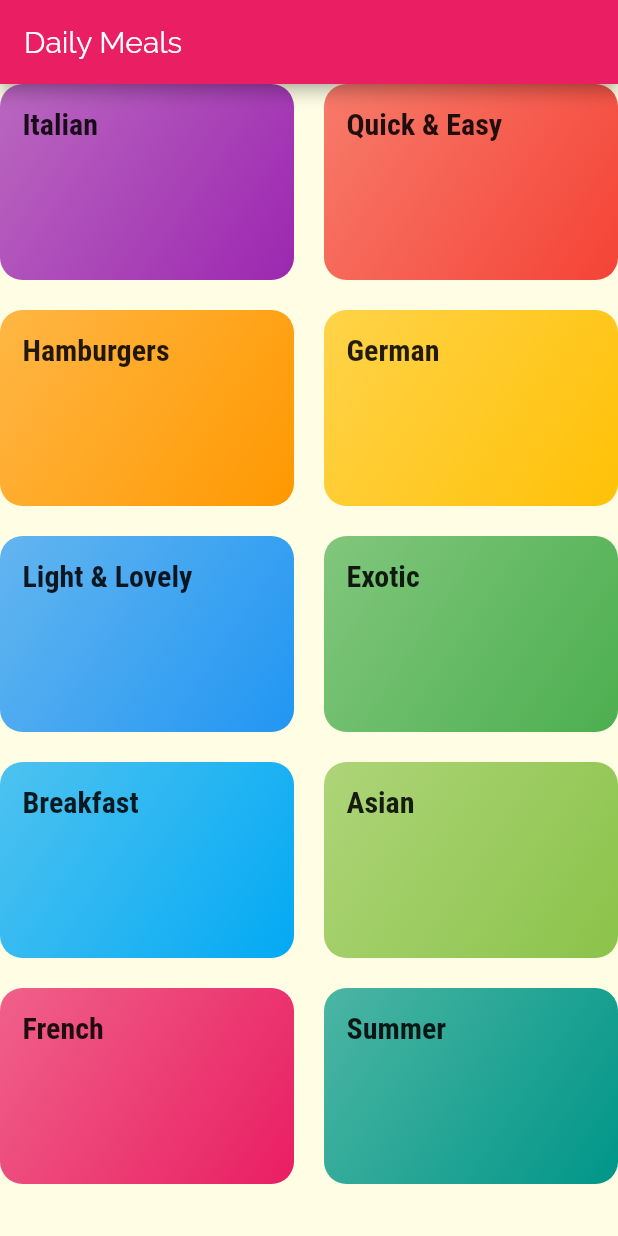
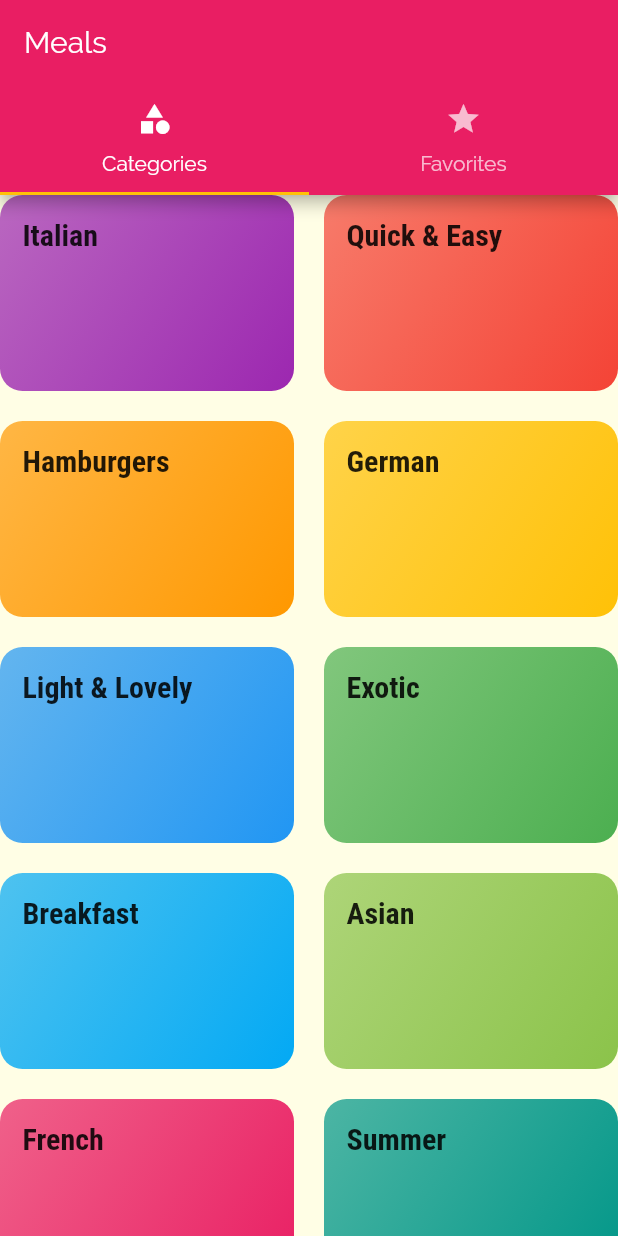
Before and after one commit to arifpurwandaru/meals_app, a Flutter app: the screen it shows after launch, on a phone screen of 412 x 824 dp. Run offline on Flutter 3.47's test engine with Material 2 defaults, Android fonts, the phone set to English and light mode, and no system bars.

Commit message:
169. Adding tabBar to an appBar

```diff
--- a/lib/main.dart
+++ b/lib/main.dart
@@ -2,6 +2,7 @@ import 'package:flutter/material.dart';
 import './screens/category_meals_screen.dart';
 import './screens/categories_screen.dart';
 import './screens/meal_detail_screen.dart';
+import './screens/tabs_screen.dart';
 
 void main() => runApp(MyApp());
 
@@ -31,7 +32,7 @@ class MyApp extends StatelessWidget {
       ),
       // home: CategoriesScreen(),
       routes: {
-        '/': (ctx) => CategoriesScreen(),
+        '/': (ctx) => TabScreen(),
         '/category-meals': (ctx) => CategoryMealsScreen(),
         MealDetailScreen.routeName: (ctx) => MealDetailScreen(),
       },
--- a/lib/screens/categories_screen.dart
+++ b/lib/screens/categories_screen.dart
@@ -6,20 +6,15 @@ import '../widgets/category_item.dart';
 class CategoriesScreen extends StatelessWidget {
   @override
   Widget build(BuildContext context) {
-    return Scaffold(
-      appBar: AppBar(
-        title: const Text('Daily Meals'),
-      ),
-      body: GridView(
+    return GridView(
       children: DUMMY_CATEGORIES
           .map((obj) => CategoryItem(obj.id, obj.title, obj.color))
           .toList(),
       gridDelegate: SliverGridDelegateWithMaxCrossAxisExtent(
         maxCrossAxisExtent: 200,
-          childAspectRatio: 3/2,
+        childAspectRatio: 3 / 2,
         crossAxisSpacing: 20,
         mainAxisSpacing: 20,
-        ),
       ),
     );
   }
--- /dev/null
+++ b/lib/screens/favorites_screen.dart
@@ -0,0 +1,8 @@
+import 'package:flutter/material.dart';
+
+class FavoritesScreen extends StatelessWidget {
+  @override
+  Widget build(BuildContext context) {
+    return Center(child: Text('The Favorites'),);
+  }
+}
--- /dev/null
+++ b/lib/screens/tabs_screen.dart
@@ -0,0 +1,43 @@
+import 'package:flutter/material.dart';
+import 'categories_screen.dart';
+import 'favorites_screen.dart';
+
+class TabScreen extends StatefulWidget {
+  @override
+  _TabScreenState createState() => _TabScreenState();
+}
+
+class _TabScreenState extends State<TabScreen> {
+  @override
+  Widget build(BuildContext context) {
+    return DefaultTabController(
+      length: 2,
+      // initialIndex: 0,
+      child: Scaffold(
+        appBar: AppBar(
+          title: Text('Meals'),
+          bottom: TabBar(
+            tabs: <Widget>[
+              Tab(
+                icon: Icon(
+                  Icons.category,
+                ),
+                text: 'Categories',
+              ),
+              Tab(
+                icon: Icon(Icons.star),
+                text: 'Favorites',
+              ),
+            ],
+          ),
+        ),
+        body: TabBarView(
+          children: <Widget>[
+            CategoriesScreen(),
+            FavoritesScreen(),
+          ],
+        ),
+      ),
+    );
+  }
+}
```
Lines whose indentation alone changed are shown as unchanged.
